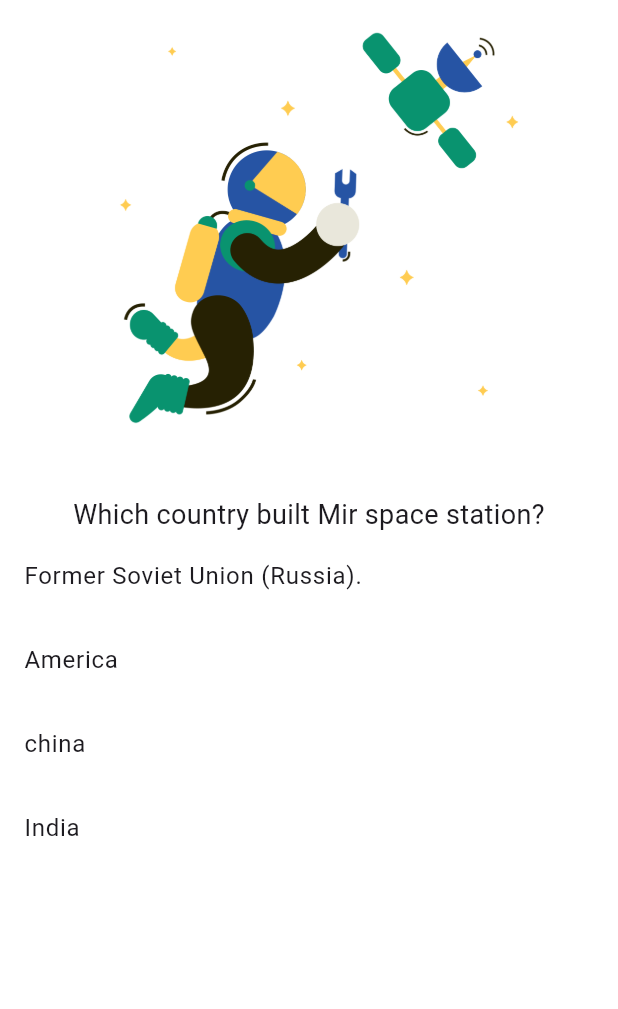
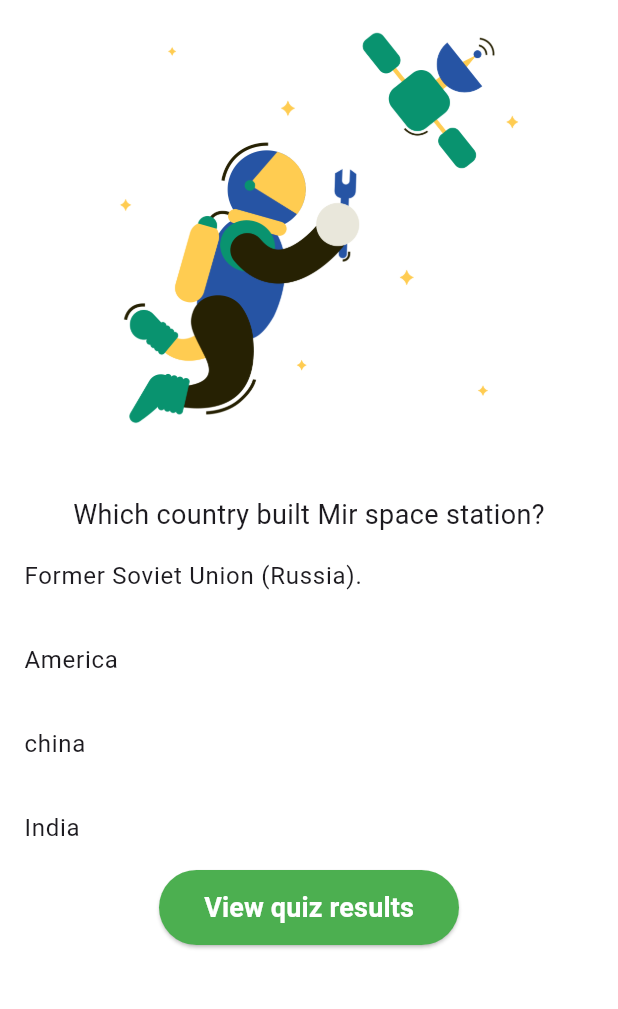
Before and after one commit to Alireza-Seif/quizz, a Flutter app: the QuizPage screen opened directly, after a tap on "Alireza Seif", on a phone screen of 412 x 824 dp, the part 84-1093 px from its top. Run offline on Flutter 3.47's test engine with Material 3 defaults, Android fonts, the phone set to English and light mode, and no system bars.

Commit message:
feat: add View quiez results button

```diff
--- a/lib/screens/quizz_page.dart
+++ b/lib/screens/quizz_page.dart
@@ -12,6 +12,7 @@ class QuizPage extends StatefulWidget {
 class _QuizPageState extends State<QuizPage> {
   int showQuestionIndex = 0;
   Questions? selectedQuestion;
+  bool isFinalAnswerSubmited = false;
 
   @override
   Widget build(BuildContext context) {
@@ -47,10 +48,20 @@ class _QuizPageState extends State<QuizPage> {
             textAlign: TextAlign.center,
             style: const TextStyle(fontSize: 18),
           ),
-          ...List.generate(
-            4,
-            (index) => getOptionsList(index),
-          ),
+          ...List.generate(4, (index) => getOptionsList(index)),
+          if (isFinalAnswerSubmited)
+            ElevatedButton(
+              style: ElevatedButton.styleFrom(
+                backgroundColor: Colors.green,
+                foregroundColor: Colors.white,
+                minimumSize: const Size(200.0, 50.0),
+              ),
+              child: const Text(
+                'View quiz results',
+                style: TextStyle(fontSize: 18, fontWeight: FontWeight.bold),
+              ),
+              onPressed: () {},
+            ),
         ],
       )),
     );
@@ -65,6 +76,11 @@ class _QuizPageState extends State<QuizPage> {
         } else {
           print('wrong');
         }
+
+        if (showQuestionIndex < getQuestionsList().length - 1) {
+          isFinalAnswerSubmited = true;
+        }
+
         setState(() {
           if (showQuestionIndex < getQuestionsList().length - 1) {
             showQuestionIndex++;
```
